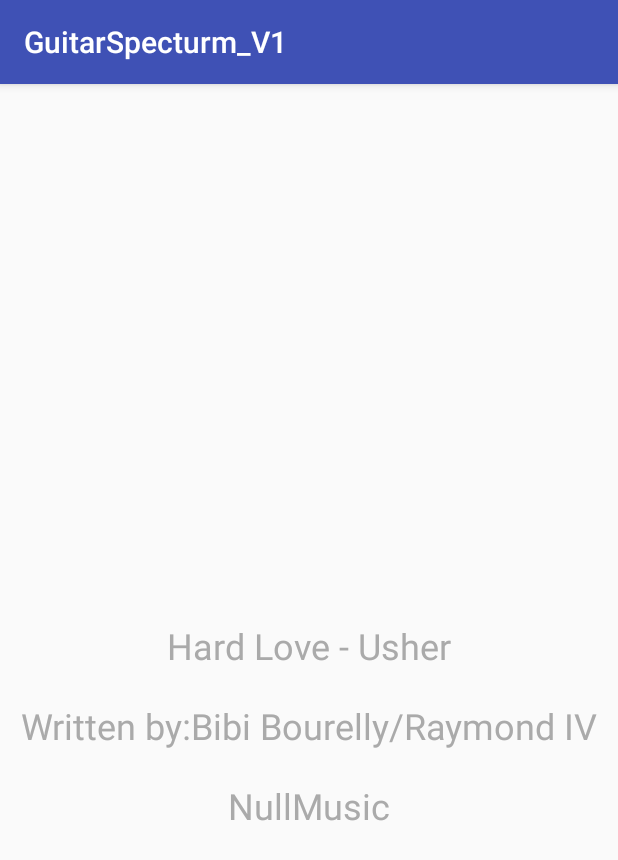
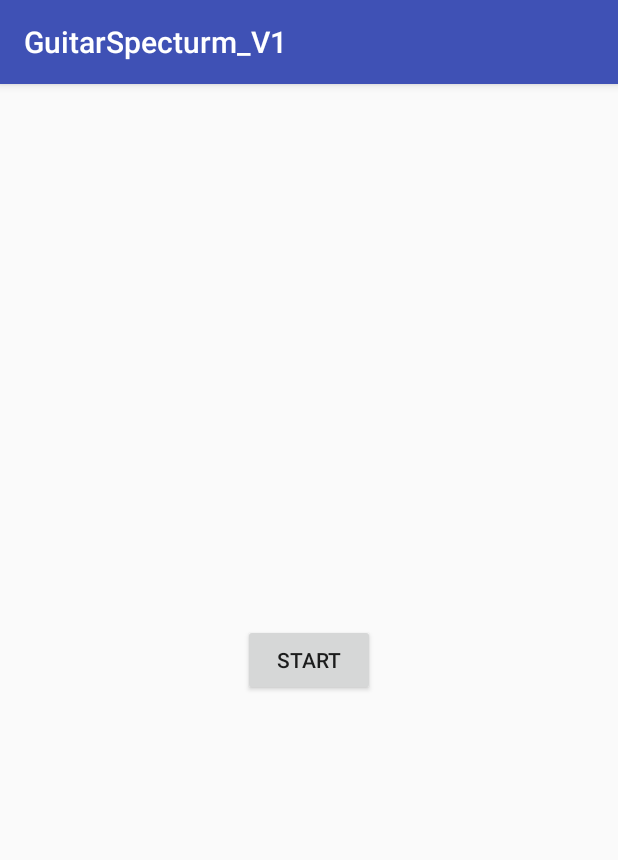
Before and after one commit to PErryiii/GuitarSpecturm_V1, an Android app: the screen it shows after launch (MainActivity), on a phone screen of 412 x 824 dp. Shown: the top 860 px of the screen. Run offline under Robolectric (Android 15) with nearby library versions, the phone set to English and light mode, and no system bars.

Commit message:
20190923

```diff
--- a/app/build.gradle
+++ b/app/build.gradle
@@ -26,5 +26,6 @@ dependencies {
     })
     compile 'com.android.support:appcompat-v7:26.+'
     compile 'com.android.support.constraint:constraint-layout:1.0.2'
+    compile 'com.android.support:support-v4:26.+'
     testCompile 'junit:junit:4.12'
 }
--- a/app/src/main/AndroidManifest.xml
+++ b/app/src/main/AndroidManifest.xml
@@ -1,6 +1,8 @@
 <?xml version="1.0" encoding="utf-8"?>
 <manifest xmlns:android="http://schemas.android.com/apk/res/android"
           package="com.example.admin.guitarspecturm_v1">
+
+    <uses-permission android:name="android.permission.INTERNET"/>
 
     <application
             android:allowBackup="true"
@@ -16,6 +18,8 @@
                 <category android:name="android.intent.category.LAUNCHER"/>
             </intent-filter>
         </activity>
+        <activity android:name=".MusicDetailActivity">
+        </activity>
     </application>
 
 </manifest>
--- a/app/src/main/java/com/example/admin/guitarspecturm_v1/MainActivity.java
+++ b/app/src/main/java/com/example/admin/guitarspecturm_v1/MainActivity.java
@@ -1,10 +1,15 @@
 package com.example.admin.guitarspecturm_v1;
 
+import android.content.Intent;
 import android.media.MediaPlayer;
 import android.support.v7.app.AppCompatActivity;
 import android.os.Bundle;
+import android.view.View;
+import android.widget.Button;
+import android.widget.EditText;
 import android.widget.TextView;
 
+import java.io.IOException;
 import java.io.PrintWriter;
 import java.lang.reflect.Array;
 import java.util.ArrayList;
@@ -12,29 +17,43 @@ import java.util.List;
 
 public class MainActivity extends AppCompatActivity {
 
-    private TextView text;
-    private LrcView lrcView;
-    private MediaPlayer player;
+    private Button btn_openDetail;
+
+    private void initWidget(){
+        /*FindWidget*/
+        btn_openDetail = (Button)findViewById(R.id.btn_openDetail);
+        /*SetOnClickListener*/
+        btn_openDetail.setOnClickListener(new View.OnClickListener() {
+            @Override
+            public void onClick(View v) {
+                Intent openDetail = new Intent(MainActivity.this, MusicDetailActivity.class);
+                startActivity(openDetail);
+            }
+        });
+    }
+
 
     @Override
     protected void onCreate(Bundle savedInstanceState) {
         super.onCreate(savedInstanceState);
         setContentView(R.layout.activity_main);
 
-        text = (TextView) findViewById(R.id.text);
+        /*text = (TextView) findViewById(R.id.text);
 
         String lrcString = "[00:00.10]Hard Love - Usher\n" +
                 "[00:00.20]Written by:Bibi Bourelly/Raymond IV\n" +
                 "[00:00.30]";
-        /*LrcParser lrcParser = new LrcParser();
+        *//*LrcParser lrcParser = new LrcParser();
         List<LrcBean> lrcBeanList = lrcParser.parseStr2Bean(lrcString);
         for (int i = 0; i < lrcBeanList.size(); i++){
             text.setText(text.getText() + "\n" + lrcBeanList.get(i).getLrc());
-        }*/
+        }*//*
 
         lrcView = (LrcView) findViewById(R.id.lrcView);
         lrcView.setLrc(lrcString);
+        player = new MediaPlayer();
         lrcView.setPlayer(player);
-        lrcView.init();
+        lrcView.init();*/
+        initWidget();
     }
 }
--- a/app/src/main/res/layout/activity_main.xml
+++ b/app/src/main/res/layout/activity_main.xml
@@ -7,19 +7,20 @@
         android:layout_height="match_parent"
         tools:context="com.example.admin.guitarspecturm_v1.MainActivity">
 
-    <!--<TextView
-            android:id="@+id/text"
-            android:layout_width="wrap_content"
-            android:layout_height="wrap_content"
-            android:text="Hello World!"
-            app:layout_constraintBottom_toBottomOf="parent"
-            app:layout_constraintLeft_toLeftOf="parent"
-            app:layout_constraintRight_toRightOf="parent"
-            app:layout_constraintTop_toTopOf="parent"/>-->
-    <com.example.admin.guitarspecturm_v1.LrcView
+    <!--<com.example.admin.guitarspecturm_v1.LrcView
             android:id="@+id/lrcView"
             android:layout_width="match_parent"
             android:layout_height="match_parent"
-            app:lrcMode="KARAOKE"/>
+            app:lrcMode="KARAOKE"/>-->
+
+    <Button android:id="@+id/btn_openDetail"
+            android:layout_width="wrap_content"
+            android:layout_height="wrap_content"
+            android:text="Start"
+            app:layout_constraintLeft_toLeftOf="parent"
+            app:layout_constraintRight_toRightOf="parent"
+            app:layout_constraintTop_toTopOf="parent"
+            app:layout_constraintBottom_toBottomOf="parent"/>
+
 
 </android.support.constraint.ConstraintLayout>
--- a/app/src/main/res/values/colors.xml
+++ b/app/src/main/res/values/colors.xml
@@ -4,4 +4,6 @@
     <color name="colorPrimaryDark">#303F9F</color>
     <color name="colorAccent">#FF4081</color>
     <color name="green">#31c17d</color>
+
+    <color name="black_overlay">#66000000</color>
 </resources>
--- a/app/src/main/res/values/strings.xml
+++ b/app/src/main/res/values/strings.xml
@@ -1,3 +1,7 @@
 <resources>
     <string name="app_name">GuitarSpecturm_V1</string>
+
+    <string name="title_activity_music_detail">MusicDetailActivity</string>
+    <string name="dummy_button">Dummy Button</string>
+    <string name="dummy_content">DUMMY\nCONTENT</string>
 </resources>
```
Also changed, not shown: app/src/main/java/com/example/admin/guitarspecturm_v1/MusicDetailActivity.java (added, +102 -0 lines), app/src/main/java/com/example/admin/guitarspecturm_v1/MyPlayer.java (added, +76 -0 lines), app/src/main/res/layout/activity_music_detail.xml (added, +24 -0 lines), app/src/main/res/values/attrs.xml (+9 -0 lines), app/src/main/res/values/styles.xml (+12 -0 lines), 1 other file.
